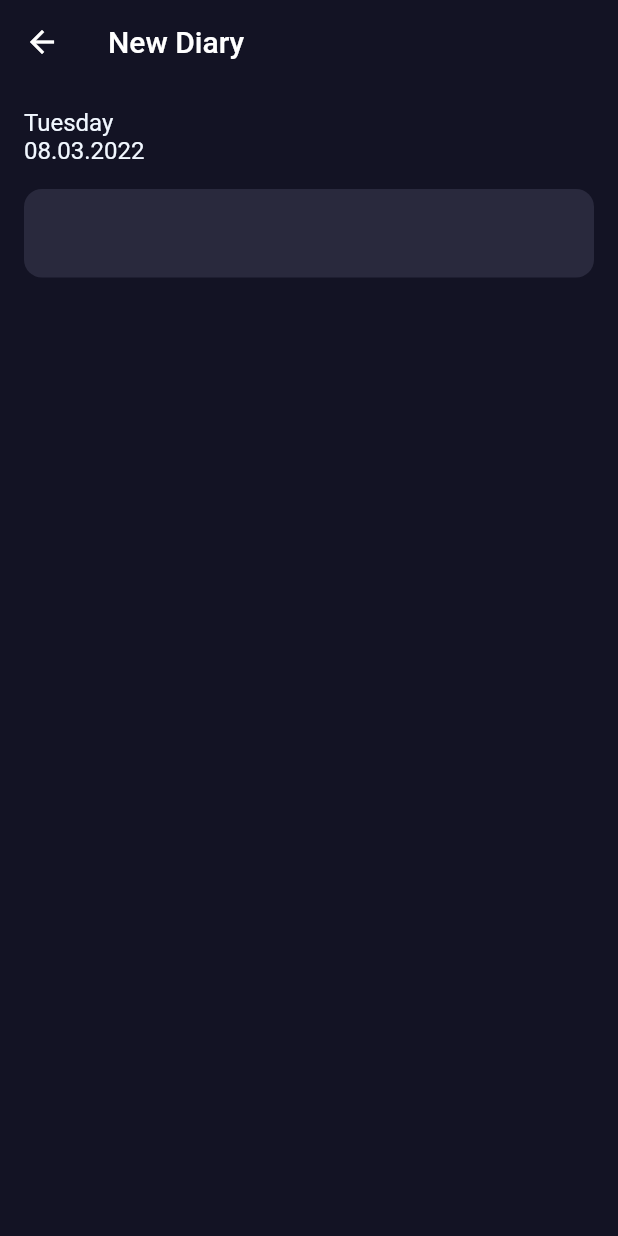
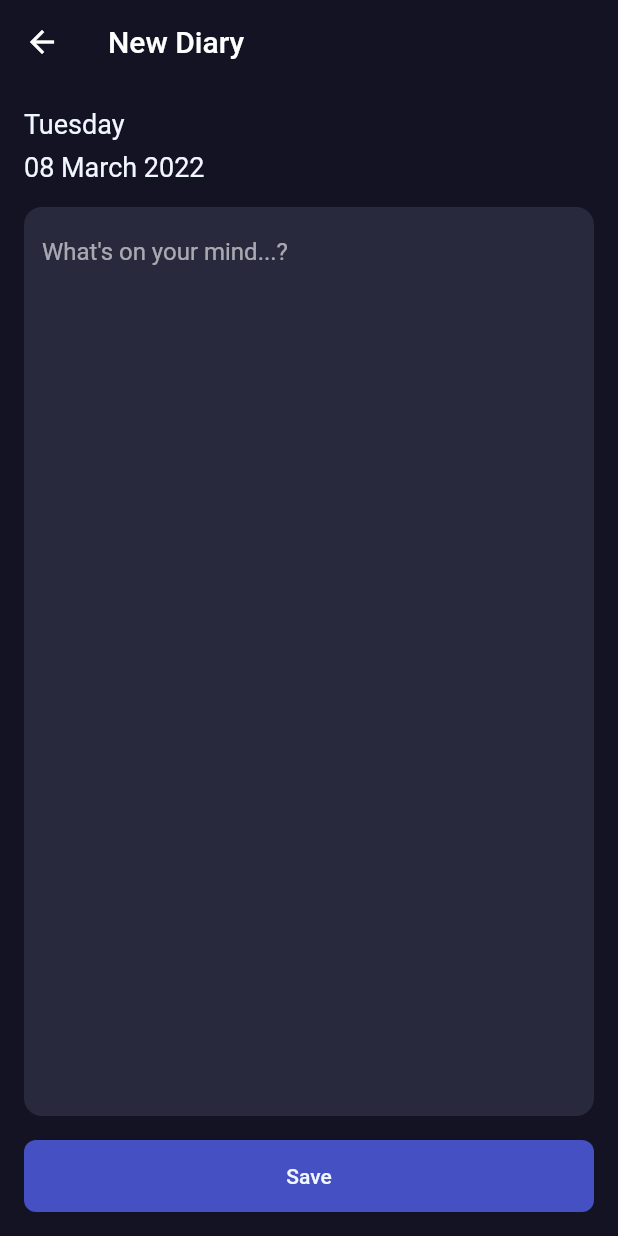
Before and after one commit to Basith-P/Dairy-App, a Flutter app: the NewDiaryPage screen opened by its route, on a phone screen of 412 x 824 dp. Run offline on Flutter 3.47's test engine with Material 2 defaults, Android fonts, the light colour scheme and no system bars.

Commit message:
Add save button

```diff
--- a/lib/config/themes/colors.dart
+++ b/lib/config/themes/colors.dart
@@ -2,6 +2,6 @@ import 'dart:ui';
 
 const primaryColor = Color(0xff29293d);
 const primaryColorDark = Color(0xff131324);
-const secondaryColor = Color(0xff7179da);
+const secondaryColor = Color.fromARGB(255, 69, 80, 194);
 const primaryTextColor = Color(0xfff1f7ff);
 const secondaryTextColor = Color.fromRGBO(241, 247, 255, 0.5);
--- a/lib/views/home/home_page.dart
+++ b/lib/views/home/home_page.dart
@@ -1,6 +1,7 @@
 import 'package:flutter/material.dart';
 import 'package:provider/provider.dart';
 import 'package:intl/intl.dart';
+import 'package:th_diary/config/themes/colors.dart';
 
 import '../../providers/diary_provider.dart';
 import '../../config/routes/routes.dart' as route;
@@ -35,6 +36,7 @@ class HomePage extends StatelessWidget {
       floatingActionButton: FloatingActionButton(
         onPressed: () => Navigator.pushNamed(context, route.newDiaryPage),
         child: const Icon(Icons.add_rounded),
+        backgroundColor: secondaryColor,
       ),
     );
   }
--- a/lib/views/new_diary/new_diary_page.dart
+++ b/lib/views/new_diary/new_diary_page.dart
@@ -13,16 +13,25 @@ class NewDiaryPage extends StatelessWidget {
       body: Padding(
         padding: const EdgeInsets.all(16.0),
         child: Column(
-          crossAxisAlignment: CrossAxisAlignment.start,
+          crossAxisAlignment: CrossAxisAlignment.stretch,
           children: <Widget>[
-            Text(DateFormat('EEEE').format(dateTime)),
-            Text(DateFormat('dd.MM.yyyy').format(dateTime)),
+            Text(
+              DateFormat('EEEE').format(dateTime),
+              style: const TextStyle(fontSize: 18),
+            ),
+            const SizedBox(height: 8),
+            Text(
+              DateFormat('dd MMMM yyyy').format(dateTime),
+              style: const TextStyle(fontSize: 18),
+            ),
             const SizedBox(height: 16.0),
             Expanded(
               child: TextField(
                 keyboardType: TextInputType.multiline,
-                maxLines: null,
+                maxLines: 99999,
+                scrollPadding: const EdgeInsets.all(20.0),
                 decoration: InputDecoration(
+                  hintText: 'What\'s on your mind...?',
                   filled: true,
                   fillColor: primaryColor,
                   border: OutlineInputBorder(
@@ -32,6 +41,14 @@ class NewDiaryPage extends StatelessWidget {
                 ),
               ),
             ),
+            const SizedBox(height: 16.0),
+            TextButton(
+              child: const Text('Save'),
+              onPressed: () {},
+              style: const ButtonStyle().copyWith(
+                backgroundColor: MaterialStateProperty.all<Color>(secondaryColor),
+              ),
+            ),
           ],
         ),
       ),
```
